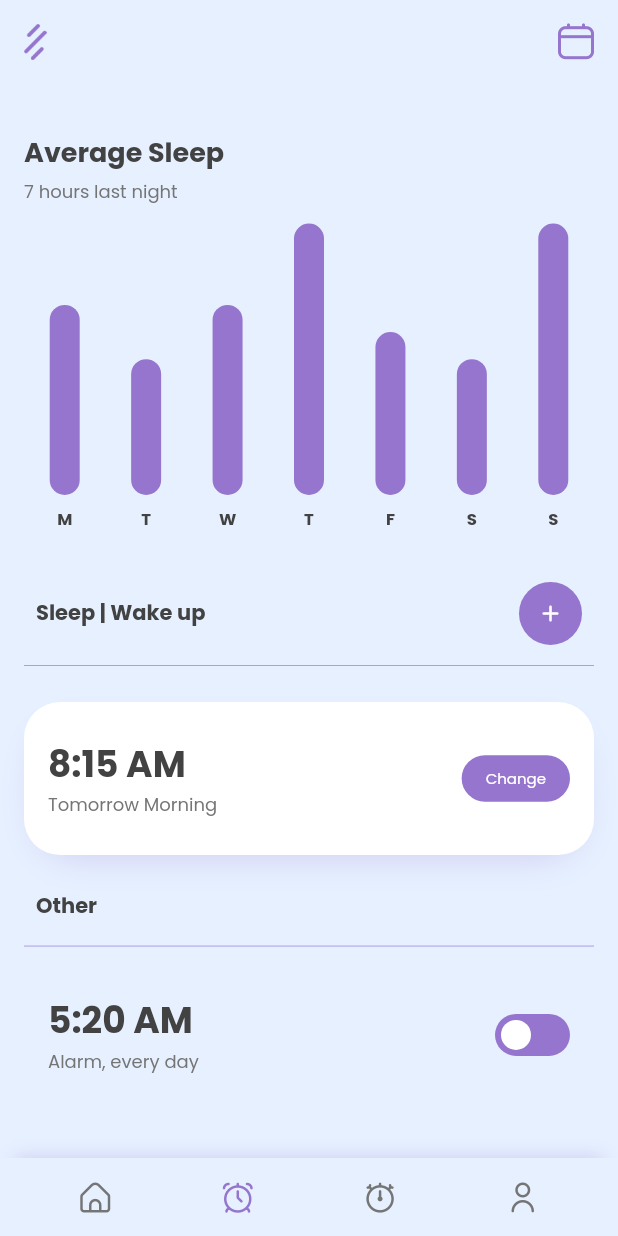
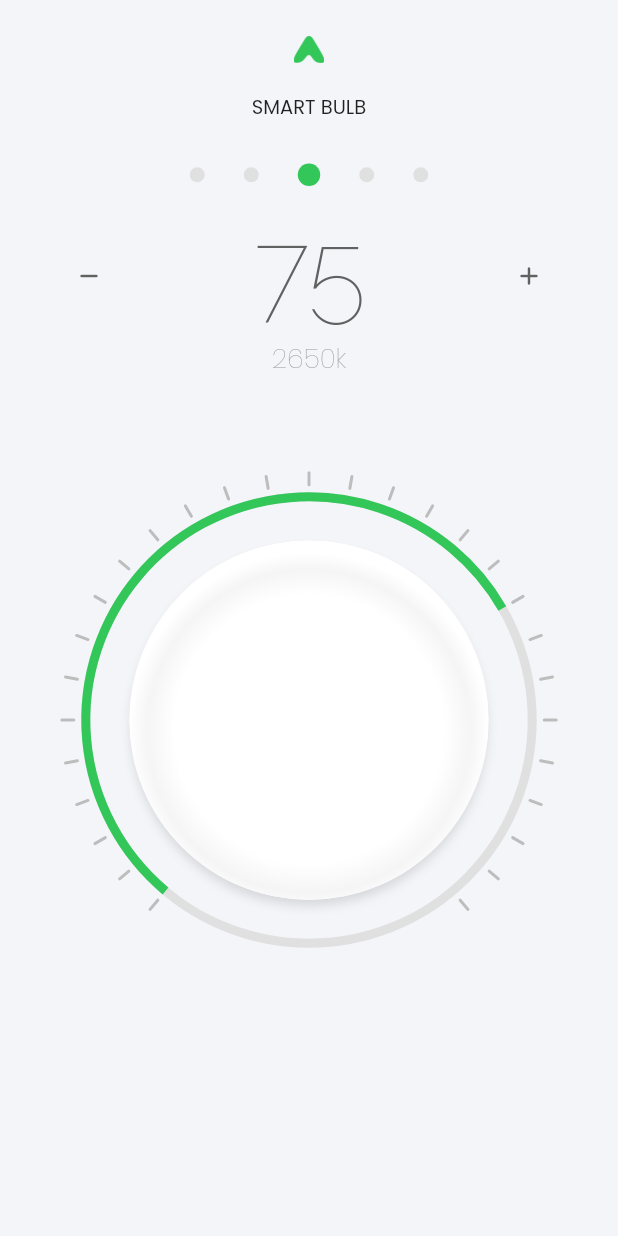
Before and after one commit to es-victor/dribbble-shots-2022, a Flutter app: the screen it shows after launch, on a phone screen of 412 x 824 dp. Run offline on Flutter 3.47's test engine with Material 2 defaults, Android fonts, the phone set to English and light mode, and no system bars; drawn by our look-alikes of fl_chart; our stand-ins replace google_fonts.

Commit message:
shot01 completed

```diff
--- a/lib/constants/constants.dart
+++ b/lib/constants/shot_01_constants.dart
@@ -1,8 +1,6 @@
 import 'package:fl_chart/fl_chart.dart';
 import 'package:flutter/material.dart';
 
-/// All constants here
-///
 /// Shot_01 constants
 class Shot01 {
   static Color _primaryColor = Colors.deepPurple.shade300;
--- /dev/null
+++ b/lib/constants/shot_02_constants.dart
@@ -0,0 +1,8 @@
+import 'package:flutter/material.dart';
+
+class Shot02 {
+  static Color _primaryColor = Color(0xFF33C75A);
+  static Color _bgColor = Color(0xFFF3F5F9);
+  Color get primaryColor => _primaryColor;
+  Color get bgColor => _bgColor;
+}
--- a/lib/dribbble_shots/shot_01/shot_01_home.dart
+++ b/lib/dribbble_shots/shot_01/shot_01_home.dart
@@ -1,8 +1,7 @@
 import 'dart:async';
 import 'dart:math';
 
-import 'package:dribbble_shots_2022/constants/constants.dart';
-import 'package:dribbble_shots_2022/icon_fonts/icon_pack_bold_icons.dart';
+import 'package:dribbble_shots_2022/constants/shot_01_constants.dart';
 import 'package:dribbble_shots_2022/icon_fonts/icon_pack_outline_icons.dart';
 import 'package:fl_chart/fl_chart.dart';
 import 'package:flutter/cupertino.dart';
--- /dev/null
+++ b/lib/dribbble_shots/shot_02/shot_02_home.dart
@@ -0,0 +1,293 @@
+import 'dart:math';
+
+import 'package:dribbble_shots_2022/constants/shot_02_constants.dart';
+import 'package:dribbble_shots_2022/icon_fonts/icon_pack_outline_icons.dart';
+import 'package:flutter/material.dart';
+import 'package:google_fonts/google_fonts.dart';
+
+class Shot02Home extends StatefulWidget {
+  const Shot02Home({Key? key}) : super(key: key);
+
+  @override
+  _Shot02HomeState createState() => _Shot02HomeState();
+}
+
+class _Shot02HomeState extends State<Shot02Home> {
+  @override
+  Widget build(BuildContext context) {
+    return SafeArea(
+      child: Scaffold(
+        backgroundColor: Shot02().bgColor,
+        body: SingleChildScrollView(
+          child: Column(
+            children: [
+              const SizedBox(
+                height: 24,
+              ),
+              Container(
+                height: 18,
+                child: Image.asset(
+                  "assets/images/shot_02_logo.png",
+                  color: Shot02().primaryColor,
+                ),
+              ),
+              Padding(
+                padding: const EdgeInsets.symmetric(vertical: 20),
+                child: const Text(
+                  "SMART BULB",
+                  style: TextStyle(
+                    fontSize: 13,
+                  ),
+                ),
+              ),
+              const SizedBox(
+                height: 8,
+              ),
+              Wrap(
+                spacing: 26,
+                crossAxisAlignment: WrapCrossAlignment.center,
+                direction: Axis.horizontal,
+                children: List.generate(
+                  5,
+                  (i) => i == 2
+                      ? IndicatorDot(
+                          color: Shot02().primaryColor,
+                          width: 15,
+                        )
+                      : IndicatorDot(
+                          color: Colors.grey.shade300,
+                          width: 10,
+                        ),
+                ),
+              ),
+              const SizedBox(
+                height: 24,
+              ),
+              Row(
+                mainAxisAlignment: MainAxisAlignment.spaceAround,
+                crossAxisAlignment: CrossAxisAlignment.center,
+                children: [
+                  Icon(
+                    Icons.remove_rounded,
+                    size: 20,
+                    color: Colors.grey.shade700,
+                  ),
+                  Text(
+                    "75",
+                    style: TextStyle(
+                      fontSize: 72,
+                      fontFamily: GoogleFonts.raleway().fontFamily,
+                      fontWeight: FontWeight.w100,
+                      color: Colors.grey.shade700,
+                      height: 1,
+                    ),
+                  ),
+                  Icon(
+                    Icons.add_rounded,
+                    size: 20,
+                    color: Colors.grey.shade700,
+                  ),
+                ],
+              ),
+              const SizedBox(
+                height: 12,
+              ),
+              Row(
+                mainAxisAlignment: MainAxisAlignment.spaceAround,
+                crossAxisAlignment: CrossAxisAlignment.center,
+                children: [
+                  Text(
+                    "2650k",
+                    style: TextStyle(
+                      fontSize: 18,
+                      color: Colors.grey.shade500,
+                      fontWeight: FontWeight.w100,
+                      height: 1,
+                    ),
+                  ),
+                ],
+              ),
+              const SizedBox(
+                height: 24,
+              ),
+              AspectRatio(
+                aspectRatio: 1,
+                child: Padding(
+                  padding: const EdgeInsets.all(24.0),
+                  child: Center(
+                    child: Stack(
+                      alignment: Alignment.center,
+                      children: [
+                        Container(
+                          width: MediaQuery.of(context).size.width * 0.8,
+                          child: CustomPaint(
+                            painter: Shot02ArcPainter(),
+                          ),
+                        ),
+                        DotCircleShadowed(
+                          width: MediaQuery.of(context).size.width * 0.8 - 90,
+                          shadow: false,
+                          color: Colors.white,
+                          hasBorder: false,
+                        )
+                      ],
+                    ),
+                  ),
+                ),
+              ),
+            ],
+          ),
+        ),
+      ),
+    );
+  }
+}
+
+class IndicatorDot extends StatelessWidget {
+  const IndicatorDot({
+    Key? key,
+    required this.color,
+    required this.width,
+  }) : super(key: key);
+  final Color color;
+  final double width;
+  @override
+  Widget build(BuildContext context) {
+    return Container(
+      width: width,
+      height: width,
+      decoration: BoxDecoration(
+        color: color,
+        shape: BoxShape.circle,
+      ),
+    );
+  }
+}
+
+class DotCircleShadowed extends StatelessWidget {
+  const DotCircleShadowed({
+    Key? key,
+    required this.width,
+    required this.shadow,
+    required this.hasBorder,
+    required this.color,
+  }) : super(key: key);
+  final double width;
+  final bool shadow;
+  final bool hasBorder;
+  final Color color;
+
+  @override
+  Widget build(BuildContext context) {
+    return Container(
+      width: width,
+      height: width,
+      alignment: Alignment.center,
+      padding: hasBorder ? const EdgeInsets.all(4) : null,
+      decoration: BoxDecoration(
+        shape: BoxShape.circle,
+        gradient: RadialGradient(
+          colors: [
+            Colors.white,
+            Colors.grey.shade400,
+          ],
+          focalRadius: 0.35,
+          radius: 1,
+          focal: Alignment(0, 0.4),
+        ),
+        boxShadow: [
+          BoxShadow(
+            color: Colors.black12,
+            offset: Offset(0, 5),
+            blurRadius: 5,
+            spreadRadius: -1,
+          ),
+          BoxShadow(
+            color: shadow ? Colors.white : Colors.transparent,
+            offset: Offset(0, -5),
+            blurRadius: 5,
+            spreadRadius: 1,
+          ),
+        ],
+      ),
+      child: false
+          ? null
+          : Container(
+              decoration: BoxDecoration(
+                shape: BoxShape.circle,
+                gradient: RadialGradient(
+                  colors: [
+                    color,
+                    Colors.grey.shade100,
+                    color,
+                  ],
+                  stops: [0.75, 0.9, 1],
+                  center: Alignment(0, 0.07),
+                  focal: Alignment.center,
+                ),
+              ),
+            ),
+    );
+  }
+}
+
+class Shot02ArcPainter extends CustomPainter {
+  @override
+  void paint(Canvas canvas, Size size) {
+    var w = size.width;
+    var h = size.height;
+    var centerX = w / 2;
+    var centerY = h / 2;
+    var center = Offset(centerX, centerY);
+    var radius = max(centerY, centerX);
+    var paintArcBottom = Paint()
+      ..color = Colors.grey.shade300
+      ..style = PaintingStyle.stroke
+      ..strokeCap = StrokeCap.butt
+      ..strokeWidth = 6;
+    var paintArc = Paint()
+      ..color = Shot02().primaryColor
+      ..style = PaintingStyle.stroke
+      ..strokeCap = StrokeCap.butt
+      ..strokeWidth = 6;
+    var dashLines = Paint()
+      ..color = Colors.grey.shade400
+      ..style = PaintingStyle.stroke
+      ..strokeCap = StrokeCap.round
+      ..strokeWidth = 2;
+    for (var i = 13; i < 42; i++) {
+      canvas.drawLine(
+        Offset(
+          centerX + (radius - 8) * cos(i * 10 * pi / 180),
+          centerY + (radius - 8) * sin(i * 10 * pi / 180),
+        ),
+
+        /// add only - pi/4 to get fancy circle
+        Offset(
+          centerX + radius * cos(i * 10 * pi / 180),
+          centerY + radius * sin(i * 10 * pi / 180),
+        ),
+        dashLines,
+      );
+    }
+    canvas.drawArc(
+      new Rect.fromCircle(center: center, radius: radius - 16),
+      0,
+      2 * pi,
+      false,
+      paintArcBottom,
+    );
+    canvas.drawArc(
+      new Rect.fromCircle(center: center, radius: radius - 16),
+      13 * 10 * pi / 180,
+      20 * 10 * pi / 180,
+      false,
+      paintArc,
+    );
+  }
+
+  @override
+  bool shouldRepaint(covariant CustomPainter oldDelegate) {
+    return true;
+  }
+}
--- a/lib/main.dart
+++ b/lib/main.dart
@@ -2,6 +2,7 @@ import 'package:flutter/material.dart';
 import 'package:google_fonts/google_fonts.dart';
 
 import 'dribbble_shots/shot_01/shot_01_home.dart';
+import 'dribbble_shots/shot_02/shot_02_home.dart';
 
 void main() {
   runApp(MyApp());
@@ -32,7 +33,7 @@ class _MyAppState extends State<MyApp> with WidgetsBindingObserver {
         primarySwatch: Colors.blue,
         textTheme: GoogleFonts.poppinsTextTheme(),
       ),
-      home: Shot01Home(),
+      home: Shot02Home(),
     );
   }
 }
```
Also changed, not shown: assets/images/shot_02_logo.png (added).
